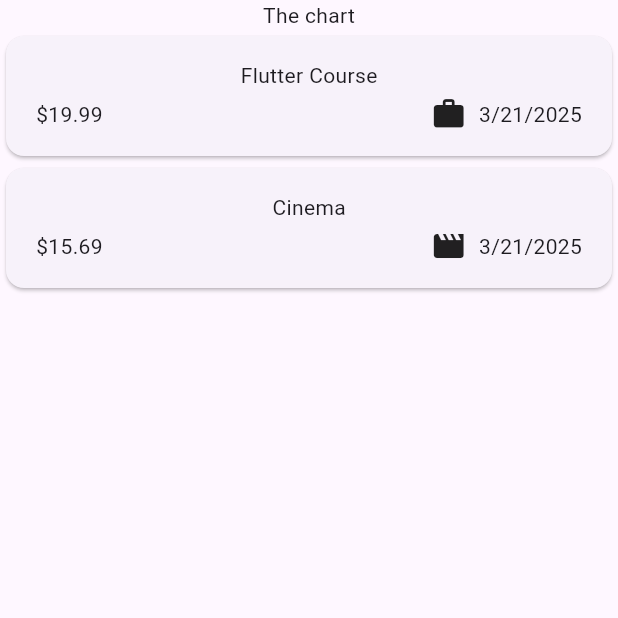
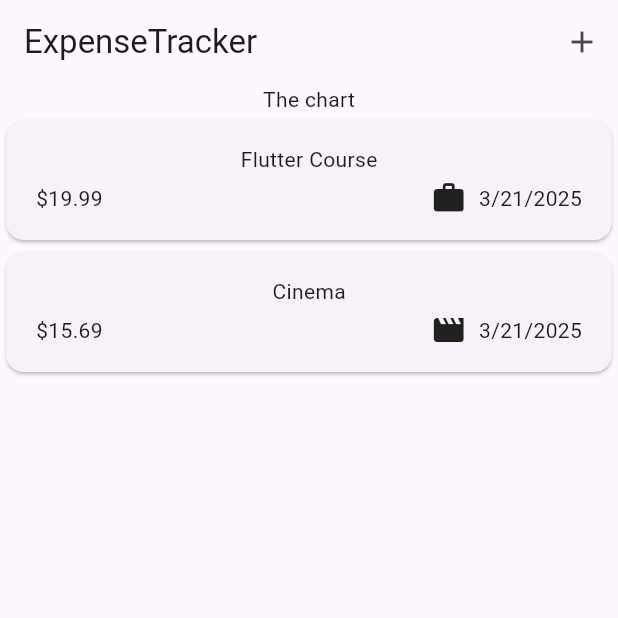
Before and after one commit to Dylo98/expense_tracker, a Flutter app: the screen it shows after launch, on a phone screen of 412 x 824 dp, the top half of it. Run offline on Flutter 3.47's test engine with Material 3 defaults, Android fonts, the phone set to English and light mode, and no system bars.

Commit message:
Add AppBar

```diff
--- a/lib/main.dart
+++ b/lib/main.dart
@@ -3,8 +3,8 @@ import 'package:expense_tracker/widgets/expenses.dart';
 
 void main() {
   runApp(
-    const MaterialApp(
-      home: Expenses(),
+    MaterialApp(
+      home: const Expenses(),
     ),
   );
 }
--- a/lib/widgets/expenses.dart
+++ b/lib/widgets/expenses.dart
@@ -30,6 +30,15 @@ class _ExpensesState extends State<Expenses> {
   @override
   Widget build(BuildContext context) {
     return Scaffold(
+      appBar: AppBar(
+        title: const Text('ExpenseTracker'),
+        actions: [
+          IconButton(
+            onPressed: () {},
+            icon: const Icon(Icons.add),
+          ),
+        ],
+      ),
       body: Column(
         children: [
           const Text('The chart'),
```
